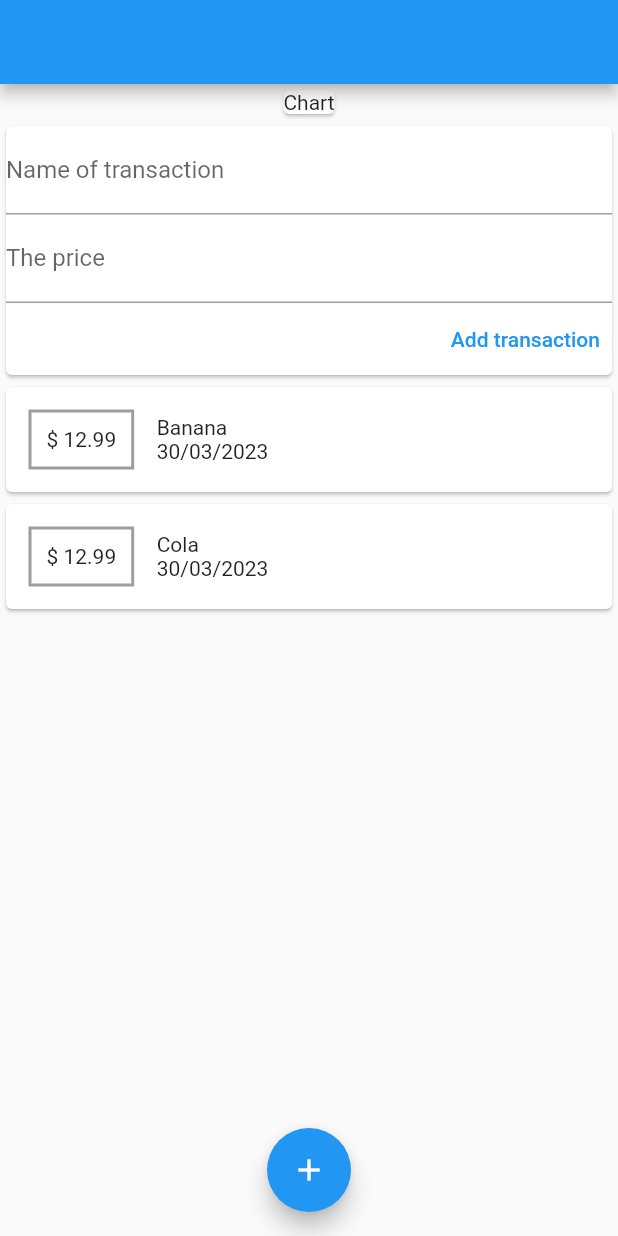
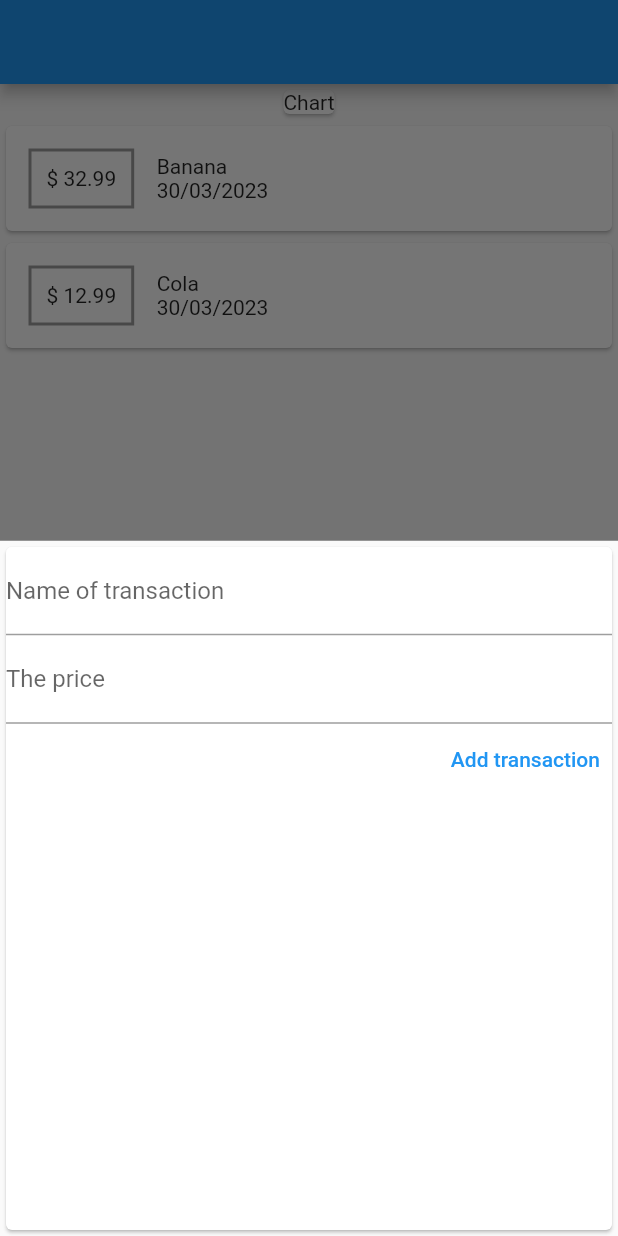
Before and after one commit to LizaKalbukova/Clear_transaction_app, a Flutter app: the screen it shows after launch, after a tap on the "add" icon, on a phone screen of 412 x 824 dp. Run offline on Flutter 3.47's test engine with Material 2 defaults, Android fonts, the phone set to English and light mode, and no system bars.

Commit message:
Додана форма

```diff
--- a/lib/main.dart
+++ b/lib/main.dart
@@ -1,6 +1,7 @@
 import 'package:flutter/material.dart';
-
-import 'mainColumnW.dart';
+import 'textInputWidget.dart';
+import 'transactionListW.dart';
+import 'properties.dart';
 
 void main() {
   runApp(MyApp());
@@ -26,6 +27,43 @@ class MyHomePage extends StatefulWidget {
 
 class _MyHomePageState extends State<MyHomePage> {
   @override
+  final List<MyTransactions> transctionW = [
+    MyTransactions(
+        amount: 32.99,
+        nameOfTransaction: "Banana",
+        id: "1m",
+        date: DateTime.now()),
+    MyTransactions(
+        amount: 12.99,
+        nameOfTransaction: "Cola",
+        id: "2m",
+        date: DateTime.now())
+  ];
+
+  void addNewTransaction(String txNameOfTx, double txAmount) {
+    final newTx = MyTransactions(
+      amount: txAmount,
+      nameOfTransaction: txNameOfTx,
+      id: DateTime.now().toString(),
+      date: DateTime.now(),
+    );
+
+    setState(() {
+      transctionW.add(newTx);
+    });
+  }
+
+  void bottomFormInput() {
+    // метод для того щоб  вспливала форма з нашими імпутами
+    showModalBottomSheet(
+        context:
+            context, // те що ми передаємо в  showModalBottomSheet і будуємо форму
+        builder: (BuildContext bcontext) {
+          // bcontext це те куди передається context і ми повертаємо клас з нашими графічними віджетами
+          return TextInputW(addNewTransaction);
+        });
+  }
+
   Widget build(BuildContext context) {
     return Scaffold(
       appBar: AppBar(),
@@ -33,14 +71,16 @@ class _MyHomePageState extends State<MyHomePage> {
         child: Column(
           children: [
             Card(child: Text('Chart')),
-            MainColumnW(),
-            //   TransactionListW(),
+            //  MainColumnW(),
+            TransactionListW(transctionW)
           ],
         ),
       ),
       floatingActionButtonLocation: FloatingActionButtonLocation.centerFloat,
       floatingActionButton: FloatingActionButton(
-        onPressed: () {},
+        onPressed: () {
+          bottomFormInput();
+        },
         child: const Icon(Icons.add),
       ),
     );
```
